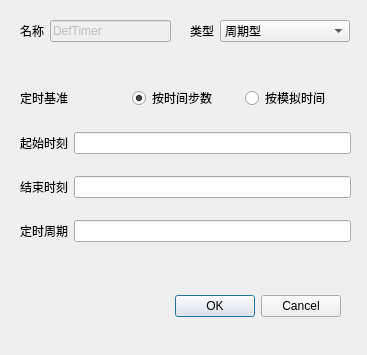
Qt form src/Mod/Physics/PhysicsGui/DefaultTimerDlg.ui (BeQuiet1228/FreeCAD) before a commit.
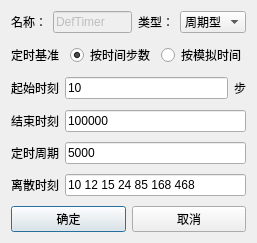
The same form after that commit. Custom widgets are drawn as their Qt base class.

```diff
--- a/src/Mod/Physics/PhysicsGui/DefaultTimerDlg.ui
+++ b/src/Mod/Physics/PhysicsGui/DefaultTimerDlg.ui
@@ -6,105 +6,89 @@
    <rect>
     <x>0</x>
     <y>0</y>
-    <width>367</width>
-    <height>355</height>
+    <width>257</width>
+    <height>243</height>
    </rect>
   </property>
+  <property name="maximumSize">
+   <size>
+    <width>36700</width>
+    <height>35500</height>
+   </size>
+  </property>
   <property name="windowTitle">
    <string>Default Timer</string>
   </property>
   <property name="modal">
    <bool>false</bool>
   </property>
-  <widget class="QDialogButtonBox" name="buttonBox">
-   <property name="geometry">
-    <rect>
-     <x>0</x>
-     <y>290</y>
-     <width>341</width>
-     <height>32</height>
-    </rect>
-   </property>
-   <property name="orientation">
-    <enum>Qt::Horizontal</enum>
-   </property>
-   <property name="standardButtons">
-    <set>QDialogButtonBox::Cancel|QDialogButtonBox::Ok</set>
-   </property>
-  </widget>
-  <widget class="QWidget" name="formLayoutWidget">
-   <property name="geometry">
-    <rect>
-     <x>20</x>
-     <y>20</y>
-     <width>151</width>
-     <height>31</height>
-    </rect>
-   </property>
-   <layout class="QFormLayout" name="formLayout">
-    <item row="0" column="0">
-     <widget class="QLabel" name="nameLabel">
+  <layout class="QGridLayout" name="gridLayout">
+   <item row="10" column="0">
+    <layout class="QHBoxLayout" name="horizontalLayout_6">
+     <item>
+      <widget class="QLabel" name="label_period_2">
       <property name="text">
-       <string>名称</string>
+        <string>离散时刻</string>
       </property>
      </widget>
     </item>
-    <item row="0" column="1">
-     <widget class="QLineEdit" name="nameLineEdit">
-      <property name="enabled">
+     <item>
+      <widget class="QLineEdit" name="LineEdit_Discrete_time">
+       <property name="text">
+        <string>10 12 15 24 85 168 468</string>
+       </property>
+       <property name="readOnly">
        <bool>false</bool>
       </property>
-      <property name="text">
-       <string>DefTimer</string>
-      </property>
      </widget>
     </item>
    </layout>
-  </widget>
-  <widget class="QWidget" name="formLayoutWidget_2">
-   <property name="geometry">
-    <rect>
-     <x>190</x>
-     <y>20</y>
-     <width>160</width>
-     <height>31</height>
-    </rect>
-   </property>
-   <layout class="QFormLayout" name="formLayout_2">
-    <item row="0" column="0">
-     <widget class="QLabel" name="typeLabel">
-      <property name="text">
-       <string>类型</string>
-      </property>
-     </widget>
-    </item>
-    <item row="0" column="1">
-     <widget class="QComboBox" name="typeComboBox">
+   </item>
+   <item row="6" column="0">
+    <layout class="QHBoxLayout" name="horizontalLayout_3">
       <item>
+      <widget class="QLabel" name="label_end">
        <property name="text">
-        <string>周期型</string>
+        <string>结束时刻</string>
        </property>
+      </widget>
       </item>
       <item>
+      <widget class="QLineEdit" name="LineEdit_end">
        <property name="text">
-        <string>离散型</string>
+        <string>100000</string>
        </property>
-      </item>
      </widget>
     </item>
    </layout>
-  </widget>
-  <widget class="QWidget" name="verticalLayoutWidget">
-   <property name="geometry">
-    <rect>
-     <x>20</x>
-     <y>70</y>
-     <width>331</width>
-     <height>191</height>
-    </rect>
-   </property>
-   <layout class="QVBoxLayout" name="verticalLayout">
-    <item>
+   </item>
+   <item row="5" column="0">
+    <spacer name="verticalSpacer_3">
+     <property name="orientation">
+      <enum>Qt::Vertical</enum>
+     </property>
+     <property name="sizeHint" stdset="0">
+      <size>
+       <width>20</width>
+       <height>40</height>
+      </size>
+     </property>
+    </spacer>
+   </item>
+   <item row="3" column="0">
+    <spacer name="verticalSpacer_2">
+     <property name="orientation">
+      <enum>Qt::Vertical</enum>
+     </property>
+     <property name="sizeHint" stdset="0">
+      <size>
+       <width>20</width>
+       <height>40</height>
+      </size>
+     </property>
+    </spacer>
+   </item>
+   <item row="2" column="0">
      <layout class="QHBoxLayout" name="horizontalLayout">
       <item>
        <widget class="QLabel" name="label_setTime">
@@ -132,35 +116,7 @@
       </item>
      </layout>
     </item>
-    <item>
-     <layout class="QHBoxLayout" name="horizontalLayout_2">
-      <item>
-       <widget class="QLabel" name="label_start">
-        <property name="text">
-         <string>起始时刻</string>
-        </property>
-       </widget>
-      </item>
-      <item>
-       <widget class="QLineEdit" name="lineEdit_start"/>
-      </item>
-     </layout>
-    </item>
-    <item>
-     <layout class="QHBoxLayout" name="horizontalLayout_3">
-      <item>
-       <widget class="QLabel" name="label_end">
-        <property name="text">
-         <string>结束时刻</string>
-        </property>
-       </widget>
-      </item>
-      <item>
-       <widget class="QLineEdit" name="lineEdit_end"/>
-      </item>
-     </layout>
-    </item>
-    <item>
+   <item row="8" column="0">
      <layout class="QHBoxLayout" name="horizontalLayout_4">
       <item>
        <widget class="QLabel" name="label_period">
@@ -170,13 +126,196 @@
        </widget>
       </item>
       <item>
-       <widget class="QLineEdit" name="lineEdit_period"/>
+      <widget class="QLineEdit" name="LineEdit_period">
+       <property name="text">
+        <string>5000</string>
+       </property>
+      </widget>
       </item>
      </layout>
     </item>
-   </layout>
-  </widget>
- </widget>
+   <item row="12" column="0">
+    <layout class="QHBoxLayout" name="horizontalLayout_10">
+     <item>
+      <widget class="QPushButton" name="pushButton_ok">
+       <property name="text">
+        <string>确定</string>
+       </property>
+      </widget>
+     </item>
+     <item>
+      <widget class="QPushButton" name="pushButton">
+       <property name="text">
+        <string>取消</string>
+       </property>
+      </widget>
+     </item>
+    </layout>
+   </item>
+   <item row="7" column="0">
+    <spacer name="verticalSpacer_4">
+     <property name="orientation">
+      <enum>Qt::Vertical</enum>
+     </property>
+     <property name="sizeHint" stdset="0">
+      <size>
+       <width>20</width>
+       <height>40</height>
+      </size>
+     </property>
+    </spacer>
+   </item>
+   <item row="0" column="0">
+    <layout class="QHBoxLayout" name="horizontalLayout_5">
+     <item>
+      <widget class="QLabel" name="typeLabel">
+       <property name="sizePolicy">
+        <sizepolicy hsizetype="Fixed" vsizetype="Preferred">
+         <horstretch>0</horstretch>
+         <verstretch>0</verstretch>
+        </sizepolicy>
+       </property>
+       <property name="text">
+        <string>名称：</string>
+       </property>
+      </widget>
+     </item>
+     <item>
+      <widget class="QLineEdit" name="LineEdit_Name">
+       <property name="enabled">
+        <bool>false</bool>
+       </property>
+       <property name="sizePolicy">
+        <sizepolicy hsizetype="Preferred" vsizetype="Fixed">
+         <horstretch>0</horstretch>
+         <verstretch>0</verstretch>
+        </sizepolicy>
+       </property>
+       <property name="text">
+        <string>DefTimer</string>
+       </property>
+      </widget>
+     </item>
+     <item>
+      <widget class="QLabel" name="nameLabel">
+       <property name="sizePolicy">
+        <sizepolicy hsizetype="Fixed" vsizetype="Preferred">
+         <horstretch>0</horstretch>
+         <verstretch>0</verstretch>
+        </sizepolicy>
+       </property>
+       <property name="text">
+        <string>类型：</string>
+       </property>
+      </widget>
+     </item>
+     <item>
+      <widget class="StyledComboBox" name="typeComboBox">
+       <property name="sizePolicy">
+        <sizepolicy hsizetype="Preferred" vsizetype="Fixed">
+         <horstretch>0</horstretch>
+         <verstretch>0</verstretch>
+        </sizepolicy>
+       </property>
+       <item>
+        <property name="text">
+         <string>周期型</string>
+        </property>
+       </item>
+       <item>
+        <property name="text">
+         <string>离散型</string>
+        </property>
+       </item>
+      </widget>
+     </item>
+    </layout>
+   </item>
+   <item row="4" column="0">
+    <layout class="QHBoxLayout" name="horizontalLayout_2">
+     <item>
+      <widget class="QLabel" name="label_start">
+       <property name="text">
+        <string>起始时刻</string>
+       </property>
+      </widget>
+     </item>
+     <item>
+      <widget class="QLineEdit" name="LineEdit_start">
+       <property name="text">
+        <string>10</string>
+       </property>
+      </widget>
+     </item>
+     <item>
+      <widget class="QLabel" name="label">
+       <property name="text">
+        <string>步</string>
+       </property>
+      </widget>
+     </item>
+    </layout>
+   </item>
+   <item row="9" column="0">
+    <spacer name="verticalSpacer_5">
+     <property name="orientation">
+      <enum>Qt::Vertical</enum>
+     </property>
+     <property name="sizeHint" stdset="0">
+      <size>
+       <width>20</width>
+       <height>40</height>
+      </size>
+     </property>
+    </spacer>
+   </item>
+   <item row="1" column="0">
+    <spacer name="verticalSpacer">
+     <property name="orientation">
+      <enum>Qt::Vertical</enum>
+     </property>
+     <property name="sizeHint" stdset="0">
+      <size>
+       <width>20</width>
+       <height>40</height>
+      </size>
+     </property>
+    </spacer>
+   </item>
+   <item row="11" column="0">
+    <spacer name="verticalSpacer_6">
+     <property name="orientation">
+      <enum>Qt::Vertical</enum>
+     </property>
+     <property name="sizeHint" stdset="0">
+      <size>
+       <width>20</width>
+       <height>40</height>
+      </size>
+     </property>
+    </spacer>
+   </item>
+  </layout>
+ </widget>
+ <customwidgets>
+  <customwidget>
+   <class>StyledComboBox</class>
+   <extends>QComboBox</extends>
+   <header>StyledComboBox.h</header>
+  </customwidget>
+ </customwidgets>
+ <tabstops>
+  <tabstop>LineEdit_Name</tabstop>
+  <tabstop>typeComboBox</tabstop>
+  <tabstop>radioButton_step</tabstop>
+  <tabstop>radioButton_simulate</tabstop>
+  <tabstop>LineEdit_start</tabstop>
+  <tabstop>LineEdit_end</tabstop>
+  <tabstop>LineEdit_period</tabstop>
+  <tabstop>LineEdit_Discrete_time</tabstop>
+  <tabstop>pushButton_ok</tabstop>
+  <tabstop>pushButton</tabstop>
+ </tabstops>
  <resources/>
  <connections>
   <connection>
```
Left out of the diff: 35 changed lines with no effect on the pictures. Lines whose indentation alone changed are shown as unchanged.
